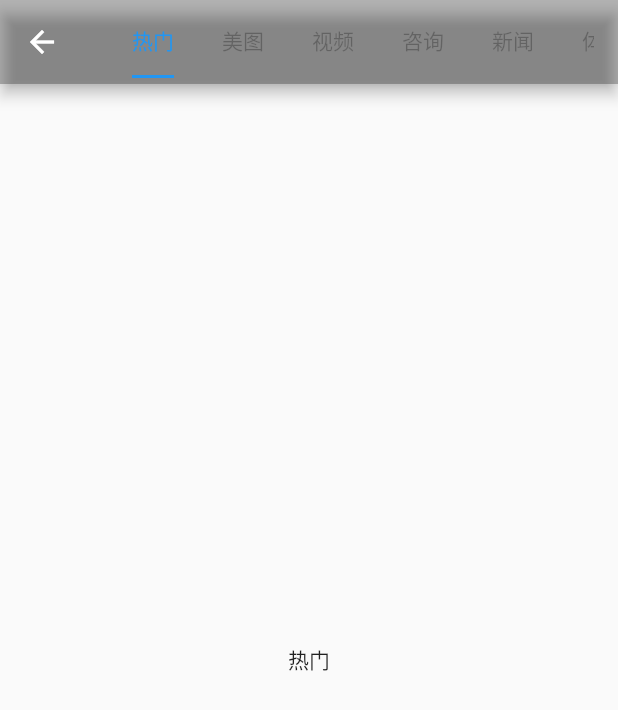
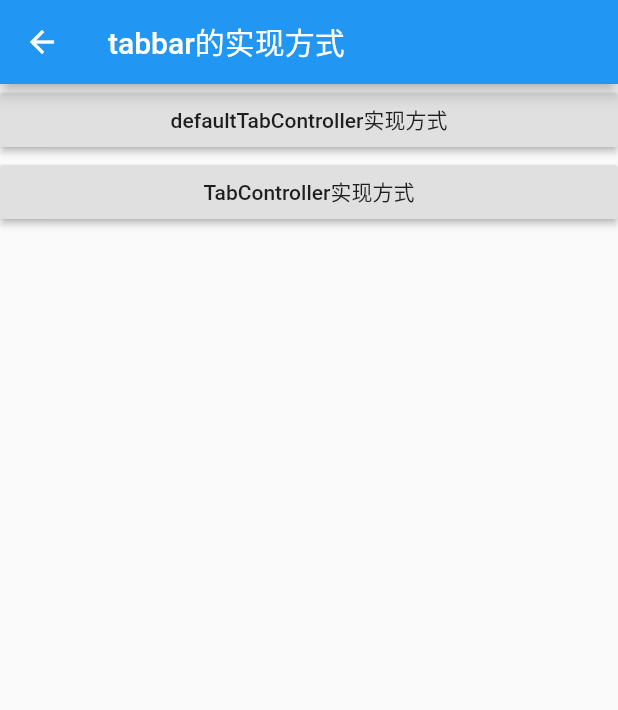
Before and after one commit to WuJinLi/flutterDemo, a Flutter app: the SettingsPage screen opened directly, on a phone screen of 412 x 824 dp. Shown: the top 710 px of the screen. Run offline on Flutter 3.47's test engine with Material 2 defaults, Android fonts, the phone set to English and light mode, and no system bars.

Commit message:
新增视同tabcontroller来创建顶部导航

```diff
--- a/lib/pages/bottom_tabs.dart
+++ b/lib/pages/bottom_tabs.dart
@@ -7,7 +7,7 @@ import 'package:flutter_learn/pages/tabs/mine_page.dart';
 /*****************************BottomNavigattionBar底部导航栏******************************/
 class BottomBar extends StatefulWidget {
   var index;
-  BottomBar({this.index});
+  BottomBar({this.index=0});
   @override
   _BottomBarState createState() => _BottomBarState(index);
 }
--- a/lib/pages/tabs/setting_spage.dart
+++ b/lib/pages/tabs/setting_spage.dart
@@ -8,71 +8,35 @@ class SettingsPage extends StatefulWidget {
 class _SettingsState extends State<SettingsPage> {
   @override
   Widget build(BuildContext context) {
-    return DefaultTabController(
-      length: 7,
-      child: Scaffold(
-        appBar: AppBar(
-          title: Row(
+    return Scaffold(
+      appBar: AppBar(
+        title: Text("tabbar的实现方式"),
+      ),
+      body: Column(
+        children: <Widget>[
+          Row(
             children: <Widget>[
               Expanded(
-                  flex: 1,
-                  child: TabBar(
-                    tabs: [
-                      Tab(
-                        text: "热门",
-                      ),
-                      Tab(
-                        text: "美图",
-                      ),
-                      Tab(
-                        text: "视频",
-                      ),
-                      Tab(
-                        text: "咨询",
-                      ),
-                      Tab(
-                        text: "新闻",
-                      ),
-                      Tab(
-                        text: "体育",
-                      ),
-                      Tab(
-                        text: "游戏",
-                      ),
-                    ],
-                    labelColor: Colors.blue,
-                    indicatorColor: Colors.blue,
-                    unselectedLabelColor: Colors.black26,
-                    indicatorSize: TabBarIndicatorSize.label,
-                    isScrollable: true,
-                  ))
+                  child: RaisedButton(
+                onPressed: () {
+                  Navigator.pushNamed(context, "/default_tab_controller");
+                },
+                child: Text("defaultTabController实现方式"),
+              )),
             ],
           ),
-          backgroundColor: Colors.black26,
-        ),
-        body: TabBarView(children: [
-          Center(
-            child: Text("热门"),
-          ),
-          Center(
-            child: Text("美图"),
-          ),
-          Center(
-            child: Text("视频"),
-          ),
-          Center(
-            child: Text("咨询"),
-          ),
-          Center(
-            child: Text("新闻"),
-          ),
-          Center(
-            child: Text("体育"),
-          ),
-          Center(
-            child: Text("游戏"),
-          ),
-        ]),
+          Row(
+            children: <Widget>[
+              Expanded(
+                  child: RaisedButton(
+                onPressed: () {
+                  Navigator.pushNamed(context, "/tab_bar_controller");
+                },
+                child: Text("TabController实现方式"),
+              )),
+            ],
+          )
+        ],
       ),
     );
   }
--- a/lib/routes/routes_config.dart
+++ b/lib/routes/routes_config.dart
@@ -7,6 +7,8 @@ import 'package:flutter_learn/pages/page/login/login_page.dart';
 import 'package:flutter_learn/pages/page/registe/register_frist_page.dart';
 import 'package:flutter_learn/pages/page/registe/register_secound_page.dart';
 import 'package:flutter_learn/pages/page/registe/register_third_page.dart';
+import 'package:flutter_learn/pages/page/tab/default_tab_controller.dart';
+import 'package:flutter_learn/pages/page/tab/tab_controller.dart';
 
 /**
  * 配置路由
@@ -20,6 +22,8 @@ final routes = {
   "/register_secound_page": (context) => RegisterSecoundPage(),
   "/register_third_page": (context) => RegisterThirdPage(),
   "/login": (context) => LoginPage(),
+  "/default_tab_controller": (context) => DefaultTabControllerPage(),
+  "/tab_bar_controller": (context) => TabBarControllerPage(),
 };
 
 var onGenerateRoute = (RouteSettings settings) {
```
Also changed, not shown: lib/pages/page/tab/default_tab_controller.dart (added, +100 -0 lines), lib/pages/page/tab/tab_controller.dart (added, +100 -0 lines).
